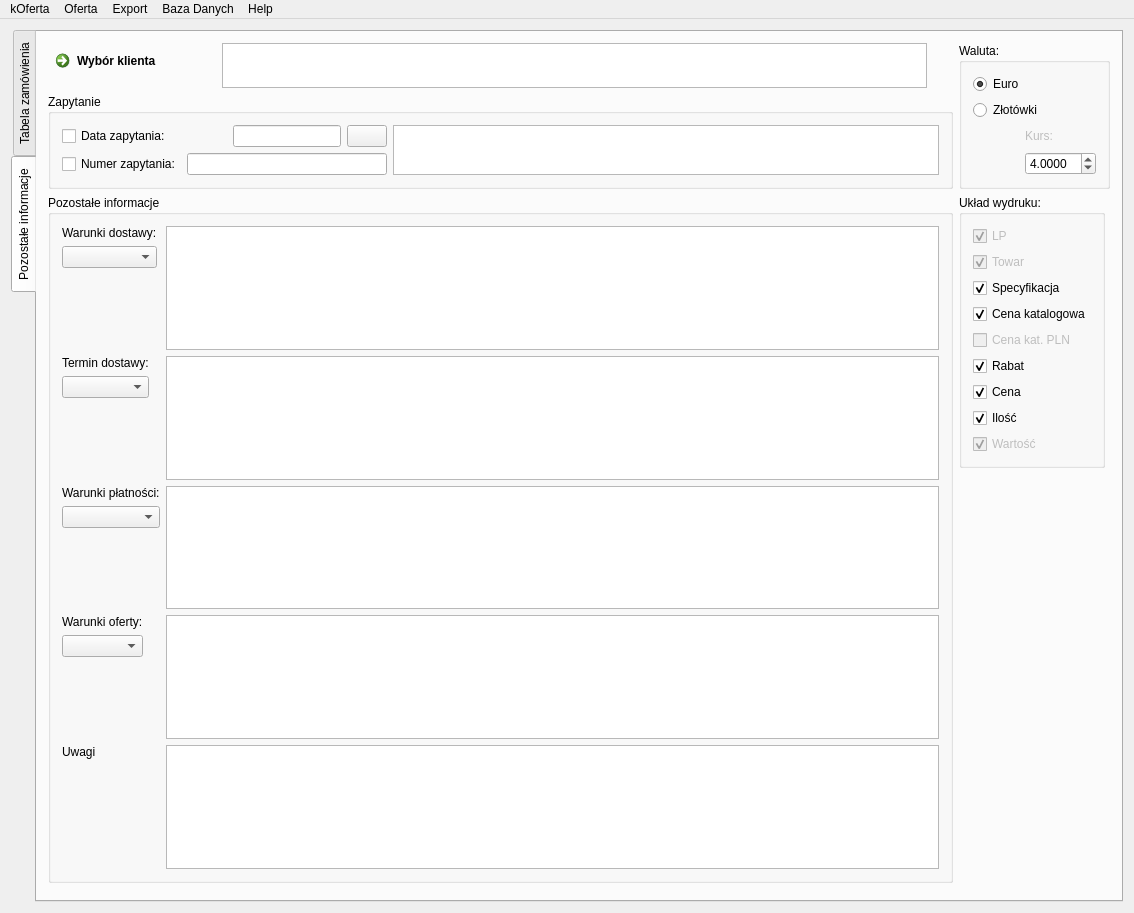
First picture: the form in MainWindow.ui, repository konserw/koferta, before the edit.
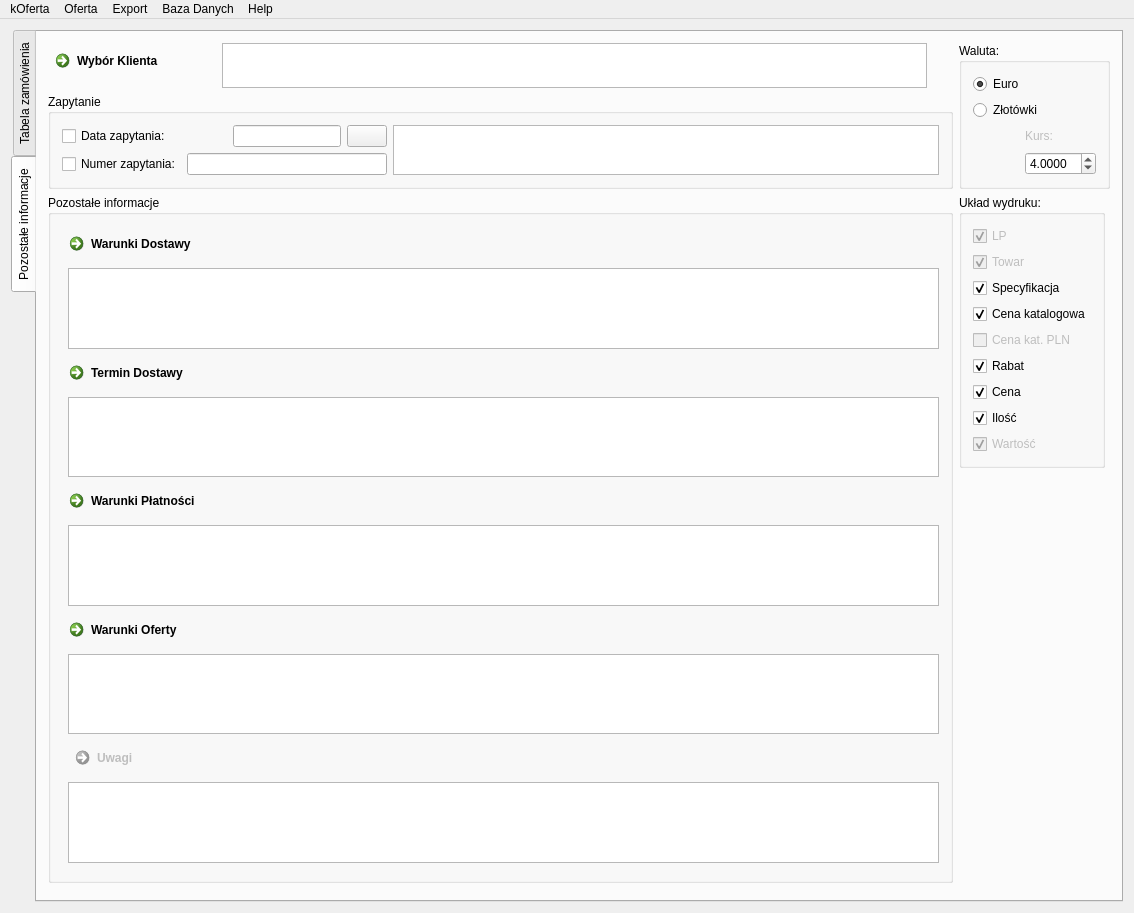
Second picture: the form after the edit. Icons and pictures are not drawn.

Commit message: New GUI for choosing offer terms. New logic behind that aspect of offer, based on custom model instead of generic QSql* classes.

Patch:
```diff
--- a/MainWindow.ui
+++ b/MainWindow.ui
@@ -85,7 +85,7 @@
           <item>
            <widget class="QCommandLinkButton" name="commandLinkButton_klient">
             <property name="text">
-             <string>Wybór klienta</string>
+             <string>Wybór Klienta</string>
             </property>
            </widget>
           </item>
@@ -321,83 +321,40 @@
            <string>Pozostałe informacje</string>
           </property>
           <layout class="QFormLayout" name="formLayout">
-           <item row="0" column="0">
-            <layout class="QVBoxLayout" name="verticalLayout_3">
-             <item>
-              <widget class="QLabel" name="label_dostawa">
-               <property name="sizePolicy">
-                <sizepolicy hsizetype="Preferred" vsizetype="Fixed">
-                 <horstretch>0</horstretch>
-                 <verstretch>0</verstretch>
-                </sizepolicy>
-               </property>
-               <property name="text">
-                <string>Warunki dostawy:</string>
-               </property>
-              </widget>
-             </item>
-             <item>
-              <widget class="QComboBox" name="comboBox_dostawa"/>
-             </item>
-             <item>
-              <spacer name="verticalSpacer_5">
-               <property name="orientation">
-                <enum>Qt::Vertical</enum>
-               </property>
-               <property name="sizeHint" stdset="0">
-                <size>
-                 <width>20</width>
-                 <height>40</height>
-                </size>
-               </property>
-              </spacer>
-             </item>
-            </layout>
-           </item>
-           <item row="0" column="1">
-            <widget class="QPlainTextEdit" name="plainTextEdit_dostawa">
-             <property name="maximumSize">
-              <size>
-               <width>16777215</width>
-               <height>16777215</height>
-              </size>
+           <property name="fieldGrowthPolicy">
+            <enum>QFormLayout::AllNonFixedFieldsGrow</enum>
+           </property>
+           <item row="0" column="0" colspan="2">
+            <widget class="QCommandLinkButton" name="commandLinkButton_shipingTerms">
+             <property name="text">
+              <string>Warunki Dostawy</string>
              </property>
             </widget>
            </item>
-           <item row="1" column="0">
-            <layout class="QVBoxLayout" name="verticalLayout_6">
-             <item>
-              <widget class="QLabel" name="label_termin">
-               <property name="sizePolicy">
-                <sizepolicy hsizetype="Preferred" vsizetype="Fixed">
-                 <horstretch>0</horstretch>
-                 <verstretch>0</verstretch>
-                </sizepolicy>
-               </property>
-               <property name="text">
-                <string>Termin dostawy:</string>
-               </property>
-              </widget>
-             </item>
-             <item>
-              <widget class="QComboBox" name="comboBox_termin"/>
-             </item>
-             <item>
-              <spacer name="verticalSpacer_4">
-               <property name="orientation">
-                <enum>Qt::Vertical</enum>
-               </property>
-               <property name="sizeHint" stdset="0">
-                <size>
-                 <width>20</width>
-                 <height>40</height>
-                </size>
-               </property>
-              </spacer>
-             </item>
-            </layout>
-           </item>
            <item row="1" column="1">
+            <widget class="QPlainTextEdit" name="plainTextEdit_dostawa">
+             <property name="maximumSize">
+              <size>
+               <width>16777215</width>
+               <height>16777215</height>
+              </size>
+             </property>
+             <property name="undoRedoEnabled">
+              <bool>false</bool>
+             </property>
+             <property name="readOnly">
+              <bool>true</bool>
+             </property>
+            </widget>
+           </item>
+           <item row="2" column="0" colspan="2">
+            <widget class="QCommandLinkButton" name="commandLinkButton_shipmentTime">
+             <property name="text">
+              <string>Termin Dostawy</string>
+             </property>
+            </widget>
+           </item>
+           <item row="3" column="1">
             <widget class="QPlainTextEdit" name="plainTextEdit_termin">
              <property name="sizePolicy">
               <sizepolicy hsizetype="Expanding" vsizetype="Preferred">
@@ -411,42 +368,22 @@
                <height>16777215</height>
               </size>
              </property>
+             <property name="undoRedoEnabled">
+              <bool>false</bool>
+             </property>
+             <property name="readOnly">
+              <bool>true</bool>
+             </property>
             </widget>
            </item>
-           <item row="2" column="0">
-            <layout class="QVBoxLayout" name="verticalLayout_7">
-             <item>
-              <widget class="QLabel" name="label_platnosc">
-               <property name="sizePolicy">
-                <sizepolicy hsizetype="Preferred" vsizetype="Fixed">
-                 <horstretch>0</horstretch>
-                 <verstretch>0</verstretch>
-                </sizepolicy>
-               </property>
-               <property name="text">
-                <string>Warunki płatności:</string>
-               </property>
-              </widget>
-             </item>
-             <item>
-              <widget class="QComboBox" name="comboBox_platnosc"/>
-             </item>
-             <item>
-              <spacer name="verticalSpacer_3">
-               <property name="orientation">
-                <enum>Qt::Vertical</enum>
-               </property>
-               <property name="sizeHint" stdset="0">
-                <size>
-                 <width>20</width>
-                 <height>40</height>
-                </size>
-               </property>
-              </spacer>
-             </item>
-            </layout>
+           <item row="4" column="0" colspan="2">
+            <widget class="QCommandLinkButton" name="commandLinkButton_paymentTerms">
+             <property name="text">
+              <string>Warunki Płatności</string>
+             </property>
+            </widget>
            </item>
-           <item row="2" column="1">
+           <item row="5" column="1">
             <widget class="QPlainTextEdit" name="plainTextEdit_platnosc">
              <property name="sizePolicy">
               <sizepolicy hsizetype="Expanding" vsizetype="Preferred">
@@ -460,39 +397,22 @@
                <height>16777215</height>
               </size>
              </property>
-             <property name="readOnly">
+             <property name="undoRedoEnabled">
               <bool>false</bool>
              </property>
+             <property name="readOnly">
+              <bool>true</bool>
+             </property>
             </widget>
            </item>
-           <item row="3" column="0">
-            <layout class="QVBoxLayout" name="verticalLayout_8">
-             <item>
-              <widget class="QLabel" name="label_oferta">
-               <property name="text">
-                <string>Warunki oferty:</string>
-               </property>
-              </widget>
-             </item>
-             <item>
-              <widget class="QComboBox" name="comboBox_oferta"/>
-             </item>
-             <item>
-              <spacer name="verticalSpacer_2">
-               <property name="orientation">
-                <enum>Qt::Vertical</enum>
-               </property>
-               <property name="sizeHint" stdset="0">
-                <size>
-                 <width>20</width>
-                 <height>40</height>
-                </size>
-               </property>
-              </spacer>
-             </item>
-            </layout>
+           <item row="6" column="0" colspan="2">
+            <widget class="QCommandLinkButton" name="commandLinkButton_offerTerms">
+             <property name="text">
+              <string>Warunki Oferty</string>
+             </property>
+            </widget>
            </item>
-           <item row="3" column="1">
+           <item row="7" column="1">
             <widget class="QPlainTextEdit" name="plainTextEdit_oferta">
              <property name="maximumSize">
               <size>
@@ -500,33 +420,28 @@
                <height>16777215</height>
               </size>
              </property>
+             <property name="undoRedoEnabled">
+              <bool>false</bool>
+             </property>
+             <property name="readOnly">
+              <bool>true</bool>
+             </property>
             </widget>
            </item>
-           <item row="4" column="0">
-            <layout class="QVBoxLayout" name="verticalLayout_9">
-             <item>
-              <widget class="QLabel" name="label_uwagi">
-               <property name="text">
-                <string>Uwagi</string>
-               </property>
-              </widget>
-             </item>
-             <item>
-              <spacer name="verticalSpacer_6">
-               <property name="orientation">
-                <enum>Qt::Vertical</enum>
-               </property>
-               <property name="sizeHint" stdset="0">
-                <size>
-                 <width>20</width>
-                 <height>40</height>
-                </size>
-               </property>
-              </spacer>
-             </item>
-            </layout>
+           <item row="8" column="1">
+            <widget class="QCommandLinkButton" name="commandLinkButton_other">
+             <property name="enabled">
+              <bool>false</bool>
+             </property>
+             <property name="autoFillBackground">
+              <bool>false</bool>
+             </property>
+             <property name="text">
+              <string>Uwagi</string>
+             </property>
+            </widget>
            </item>
-           <item row="4" column="1">
+           <item row="9" column="1">
             <widget class="QPlainTextEdit" name="plainTextEdit_uwagi">
              <property name="maximumSize">
               <size>
@@ -536,6 +451,19 @@
              </property>
             </widget>
            </item>
+           <item row="11" column="1">
+            <spacer name="verticalSpacer_6">
+             <property name="orientation">
+              <enum>Qt::Vertical</enum>
+             </property>
+             <property name="sizeHint" stdset="0">
+              <size>
+               <width>20</width>
+               <height>40</height>
+              </size>
+             </property>
+            </spacer>
+           </item>
           </layout>
          </widget>
         </item>
```
The commit also changes 12 other files.
